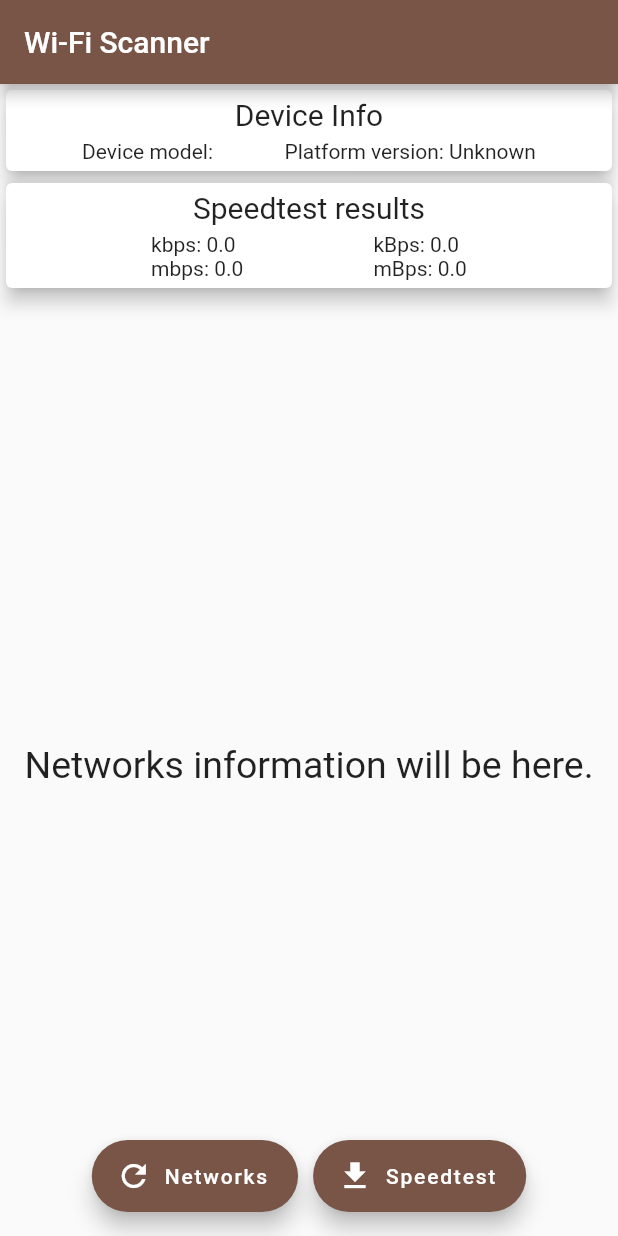
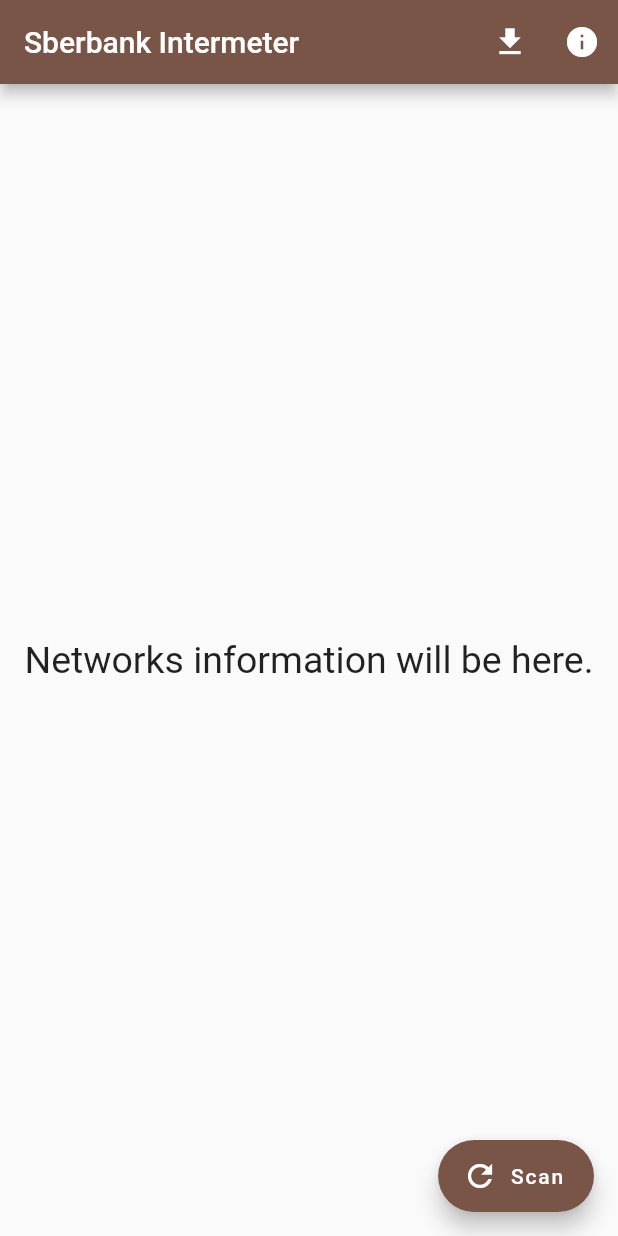
Before and after one commit to Deep27/wifi-scanner, a Flutter app: the screen it shows after launch, on a phone screen of 412 x 824 dp. Run offline on Flutter 3.47's test engine with Material 2 defaults, Android fonts, the phone set to English and light mode, and no system bars; our stand-ins replace bloc, device_info, equatable, flutter_bloc, logger; missing offline and left inert: simple_permissions.

Commit message:
Splitted screens.

```diff
--- a/lib/main.dart
+++ b/lib/main.dart
@@ -1,15 +1,7 @@
 import 'package:flutter/material.dart';
-import 'package:wifi_scanner/widget/spots_page.dart';
+import 'package:wifi_scanner/widget/page/spots/spots_page.dart';
 
-void main() => runApp(WifiScannerApp());
-
-class WifiScannerApp extends StatelessWidget {
-  @override
-  Widget build(BuildContext context) {
-    return MaterialApp(
-      title: 'Wifi Scanner',
-      theme: ThemeData(primarySwatch: Colors.brown),
-      home: SpotsPage(),
-    );
-  }
-}
+void main() => runApp(MaterialApp(
+    title: 'Sberbank Intermeter',
+    theme: ThemeData(primarySwatch: Colors.brown),
+    home: SpotsPage()));
--- a/lib/widget/deviceinfo.dart
+++ /dev/null
@@ -1,36 +0,0 @@
-import 'package:flutter/material.dart';
-
-class DeviceInfoWidget extends StatelessWidget {
-  final String _deviceModel;
-  final String _platformVersion;
-
-  DeviceInfoWidget(this._deviceModel, this._platformVersion);
-
-  @override
-  Widget build(BuildContext context) {
-    return Card(
-      elevation: 5,
-      child: Container(
-        padding: EdgeInsets.symmetric(vertical: 5, horizontal: 10),
-        child: Column(
-          children: <Widget>[
-            Container(
-              padding: EdgeInsets.only(bottom: 5),
-              child: Text(
-                'Device Info',
-                style: TextStyle(fontSize: 20),
-              ),
-            ),
-            Row(
-              mainAxisAlignment: MainAxisAlignment.spaceEvenly,
-              children: <Widget>[
-                Text('Device model: $_deviceModel'),
-                Text('Platform version: $_platformVersion')
-              ],
-            )
-          ],
-        ),
-      ),
-    );
-  }
-}
--- a/lib/widget/spot_item/spot_list_item.dart
+++ b/lib/widget/page/spots/spot_item/spot_list_item.dart
@@ -1,11 +1,11 @@
 import 'package:flutter/material.dart';
 import 'package:wifi_scanner/model/spot_data.dart';
-import 'package:wifi_scanner/widget/spot_item/spot_ssid.dart';
+import 'package:wifi_scanner/widget/page/spots/spot_item/spot_ssid.dart';
 
-class SpotListElement extends StatelessWidget {
+class SpotListItem extends StatelessWidget {
   final SpotData _spotData;
 
-  SpotListElement(this._spotData);
+  SpotListItem(this._spotData);
 
   @override
   Widget build(BuildContext context) {
--- /dev/null
+++ b/lib/widget/page/spots/spots_page.dart
@@ -0,0 +1,101 @@
+import 'package:flutter/material.dart';
+import 'package:flutter_bloc/flutter_bloc.dart';
+import 'package:logger/logger.dart';
+import 'package:wifi_scanner/bloc/networks_scan/networks_scan_bloc.dart';
+import 'package:wifi_scanner/bloc/networks_scan/networks_scan_event.dart';
+import 'package:wifi_scanner/bloc/networks_scan/networks_scan_state.dart';
+import 'package:wifi_scanner/model/spot_data.dart';
+import 'package:wifi_scanner/route/router.dart';
+import 'package:wifi_scanner/widget/page/device_info/deviceinfo_page.dart';
+import 'package:wifi_scanner/widget/page/speedtest/speedtest_page.dart';
+import 'package:wifi_scanner/widget/page/spots/spot_item/spot_list_item.dart';
+
+final Logger _LOG = Logger();
+
+class SpotsPage extends StatefulWidget {
+  SpotsPage({Key key}) : super(key: key);
+
+  @override
+  _SpotsPageState createState() => _SpotsPageState();
+}
+
+class _SpotsPageState extends State<SpotsPage> {
+  final networksScanBloc = NetworksScanBloc();
+
+  @override
+  void dispose() {
+    super.dispose();
+    networksScanBloc.close();
+  }
+
+  @override
+  Widget build(BuildContext context) => Scaffold(
+        appBar: _getAppBar(),
+        body: _getBody(),
+        floatingActionButtonLocation: FloatingActionButtonLocation.endFloat,
+        floatingActionButton: BlocProvider<NetworksScanBloc>(
+          builder: (context) => networksScanBloc,
+          child: BlocBuilder<NetworksScanBloc, NetworksScanState>(
+            bloc: networksScanBloc,
+            builder: (BuildContext context, NetworksScanState state) {
+              return FloatingActionButton.extended(
+                icon: Icon(Icons.refresh),
+                label: Text('Scan'),
+                tooltip: 'scan networks',
+                onPressed: () {
+                  final networksScanBloc =
+                      BlocProvider.of<NetworksScanBloc>(context);
+                  networksScanBloc.add(StartScan());
+                },
+              );
+            },
+          ),
+        ),
+      );
+
+  _getBody() => BlocProvider<NetworksScanBloc>(
+        builder: (context) => networksScanBloc,
+        child: BlocBuilder<NetworksScanBloc, NetworksScanState>(
+          bloc: networksScanBloc,
+          builder: (BuildContext context, NetworksScanState state) {
+            if (state is ScanSuccess) {
+              return Container(
+                width: double.infinity,
+                child: ListView.builder(
+                  itemBuilder: (ctx, index) => SpotListItem(
+                      SpotData.fromResult(state.scanResults[index])),
+                  itemCount: state.scanResults.length,
+                ),
+              );
+            } else if (state is ScanningNetworks) {
+              return Center(
+                child: CircularProgressIndicator(),
+              );
+            } else {
+              return Center(
+                child: Text(
+                  'Networks information will be here.',
+                  style: TextStyle(fontSize: 25),
+                ),
+              );
+            }
+          },
+        ),
+      );
+
+  _getAppBar() => AppBar(
+        title: const Text('Sberbank Intermeter'),
+        actions: <Widget>[
+          IconButton(
+            icon: Icon(Icons.file_download),
+            onPressed: () =>
+                Navigator.of(context).push(Router.createRoute(SpeedtestPage())),
+          ),
+          IconButton(
+            icon: Icon(Icons.info),
+            onPressed: () => Navigator.of(context)
+                .push(Router.createRoute(DeviceInfoPage())),
+          ),
+        ],
+      );
+}
--- a/lib/widget/speedtest.dart
+++ /dev/null
@@ -1,47 +0,0 @@
-import 'package:flutter/material.dart';
-
-class SpeedtestWidget extends StatelessWidget {
-  final Map<String, double> _results;
-
-  SpeedtestWidget(this._results);
-
-  @override
-  Widget build(BuildContext context) {
-    return Card(
-      elevation: 5,
-      child: Container(
-        padding: EdgeInsets.symmetric(vertical: 5, horizontal: 10),
-        child: Column(
-          children: <Widget>[
-            Container(
-              padding: EdgeInsets.only(bottom: 5),
-              child: Text(
-                'Speedtest results',
-                style: TextStyle(fontSize: 20),
-              ),
-            ),
-            Row(
-              mainAxisAlignment: MainAxisAlignment.spaceEvenly,
-              children: <Widget>[
-                Column(
-                  crossAxisAlignment: CrossAxisAlignment.start,
-                  children: <Widget>[
-                    Text('kbps: ${_results['kilobits']}'),
-                    Text('mbps: ${_results['megabits']}')
-                  ],
-                ),
-                Column(
-                  crossAxisAlignment: CrossAxisAlignment.start,
-                  children: <Widget>[
-                    Text('kBps: ${_results['kilobytes']}'),
-                    Text('mBps: ${_results['megabytes']}')
-                  ],
-                ),
-              ],
-            ),
-          ],
-        ),
-      ),
-    );
-  }
-}
--- a/lib/widget/spots_page.dart
+++ /dev/null
@@ -1,164 +0,0 @@
-import 'package:device_info/device_info.dart';
-import 'package:flutter/material.dart';
-import 'package:flutter/services.dart';
-import 'package:flutter_bloc/flutter_bloc.dart';
-import 'package:logger/logger.dart';
-import 'package:simple_permissions/simple_permissions.dart';
-import 'package:wifi_scanner/bloc/networks_scan/networks_scan_bloc.dart';
-import 'package:wifi_scanner/bloc/networks_scan/networks_scan_event.dart';
-import 'package:wifi_scanner/bloc/networks_scan/networks_scan_state.dart';
-import 'package:wifi_scanner/model/spot_data.dart';
-import 'package:wifi_scanner/widget/deviceinfo.dart';
-import 'package:wifi_scanner/widget/speedtest.dart';
-import 'package:wifi_scanner/widget/spot_item/spot_list_item.dart';
-
-final Logger _LOG = Logger();
-
-class SpotsPage extends StatefulWidget {
-  SpotsPage({Key key}) : super(key: key);
-
-  @override
-  _SpotsPageState createState() => _SpotsPageState();
-}
-
-class _SpotsPageState extends State<SpotsPage> {
-  static const platform = const MethodChannel('network/wifi');
-
-  final networksScanBloc = NetworksScanBloc();
-  final Map<String, double> _speedtestResults = {
-    'kilobits': 0,
-    'megabits': 0,
-    'kilobytes': 0,
-    'megabytes': 0
-  };
-
-  AndroidDeviceInfo _deviceInfo;
-  String _platformVersion = 'Unknown';
-
-  void _initPlatformState() async {
-    String platformVersion;
-    try {
-      platformVersion = await SimplePermissions.platformVersion;
-    } on PlatformException {
-      platformVersion = 'Failed to get platform version';
-    }
-    if (!mounted) {
-      return;
-    }
-    setState(() {
-      _platformVersion = platformVersion;
-    });
-  }
-
-  void _speedtest() async {
-    Map<String, double> speedtestResults;
-    try {
-      speedtestResults = await platform.invokeMapMethod('speedtest');
-      setState(() {
-        _speedtestResults.clear();
-        _speedtestResults.addAll(speedtestResults);
-      });
-    } on PlatformException {
-      _LOG.e('Error');
-    }
-    _LOG.i('SpeedTest results: ${speedtestResults.toString()}');
-  }
-
-  @override
-  void initState() {
-    super.initState();
-    _initPlatformState();
-    _getDeviceInfo();
-  }
-
-  @override
-  void dispose() {
-    super.dispose();
-    networksScanBloc.close();
-  }
-
-  _getDeviceInfo() async {
-    DeviceInfoPlugin deviceInfo = DeviceInfoPlugin();
-    AndroidDeviceInfo adf = await deviceInfo.androidInfo;
-    setState(() {
-      _deviceInfo = adf;
-    });
-  }
-
-  @override
-  Widget build(BuildContext context) {
-    return Scaffold(
-      appBar: AppBar(
-        title: Text('Wi-Fi Scanner'),
-      ),
-      body: BlocProvider<NetworksScanBloc>(
-        builder: (context) => networksScanBloc,
-        child: Column(
-          children: <Widget>[
-            DeviceInfoWidget(
-                '${_deviceInfo.brand} ${_deviceInfo.model}', _platformVersion),
-            SpeedtestWidget(_speedtestResults),
-            Expanded(
-              child: BlocBuilder<NetworksScanBloc, NetworksScanState>(
-                bloc: networksScanBloc,
-                builder: (BuildContext context, NetworksScanState state) {
-                  if (state is ScanSuccess) {
-                    return Container(
-                      width: double.infinity,
-                      child: ListView.builder(
-                        itemBuilder: (ctx, index) => SpotListElement(
-                            SpotData.fromResult(state.scanResults[index])),
-                        itemCount: state.scanResults.length,
-                      ),
-                    );
-                  } else if (state is ScanningNetworks) {
-                    return Center(
-                      child: CircularProgressIndicator(),
-                    );
-                  } else {
-                    return Center(
-                      child: Text(
-                        'Networks information will be here.',
-                        style: TextStyle(fontSize: 25),
-                      ),
-                    );
-                  }
-                },
-              ),
-            ),
-          ],
-        ),
-      ),
-      floatingActionButtonLocation: FloatingActionButtonLocation.centerFloat,
-      floatingActionButton: Row(
-        mainAxisAlignment: MainAxisAlignment.center,
-        children: <Widget>[
-          BlocProvider<NetworksScanBloc>(
-            builder: (context) => networksScanBloc,
-            child: BlocBuilder<NetworksScanBloc, NetworksScanState>(
-              bloc: networksScanBloc,
-              builder: (BuildContext context, NetworksScanState state) {
-                return FloatingActionButton.extended(
-                  icon: Icon(Icons.refresh),
-                  label: Text('Networks'),
-                  tooltip: 'scan networks',
-                  onPressed: () {
-                    final networksScanBloc = BlocProvider.of<NetworksScanBloc>(context);
-                    networksScanBloc.add(StartScan());
-                  },
-                );
-              },
-            ),
-          ),
-          SizedBox(width: 10),
-          FloatingActionButton.extended(
-            icon: Icon(Icons.file_download),
-            label: Text('Speedtest'),
-            tooltip: 'speedtest',
-            onPressed: _speedtest,
-          ),
-        ],
-      ),
-    );
-  }
-}
```
Also changed, not shown: lib/route/router.dart (added, +17 -0 lines), lib/widget/page/auth/auth_page.dart (added, +13 -0 lines), lib/widget/page/device_info/deviceinfo_page.dart (added, +64 -0 lines), lib/widget/page/speedtest/speedtest_page.dart (added, +90 -0 lines), lib/widget/page/spots/spot_item/spot_ssid.dart (renamed from lib/widget/spot_item/spot_ssid.dart).
